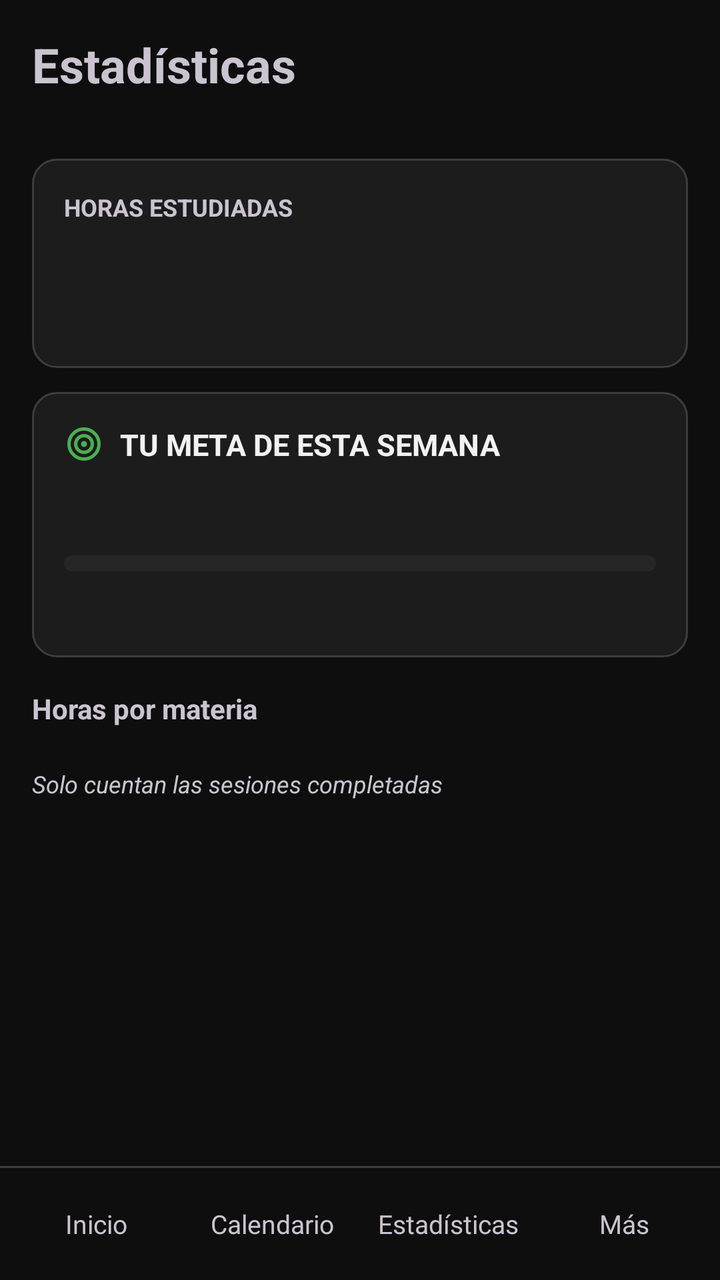
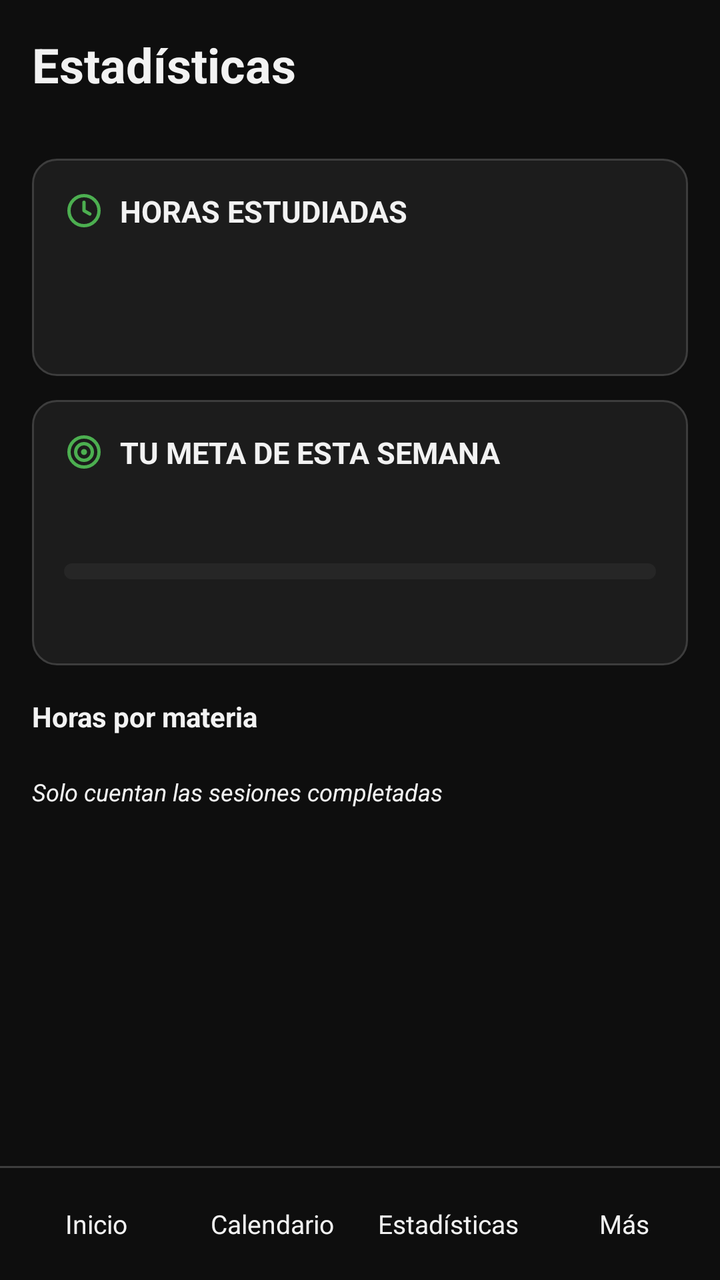

An Android layout rendered at two revisions. The XML below is the earlier revision; the diff shows what the commit changed to produce the second picture.
<!-- AndroidManifest.xml: application theme Theme.AgendaPersonal -->
<!-- res/layout/activity_estadisticas.xml -->
<?xml version="1.0" encoding="utf-8"?>
<LinearLayout xmlns:android="http://schemas.android.com/apk/res/android"
    xmlns:tools="http://schemas.android.com/tools"
    android:id="@+id/main"
    android:layout_width="match_parent"
    android:layout_height="match_parent"
    android:orientation="vertical"
    tools:context=".vista.EstadisticasActivity">

    <ScrollView
        android:layout_width="match_parent"
        android:layout_height="0dp"
        android:layout_weight="1">

        <LinearLayout
            android:layout_width="match_parent"
            android:layout_height="wrap_content"
            android:orientation="vertical"
            android:padding="16dp">

            
            <TextView
                android:layout_width="match_parent"
                android:layout_height="wrap_content"
                android:text="@string/titulo_estadisticas"
                android:textSize="24sp"
                android:textStyle="bold" />

            <TextView
                android:id="@+id/tvSemana"
                android:layout_width="match_parent"
                android:layout_height="wrap_content"
                android:layout_marginBottom="12dp"
                android:textSize="14sp" />

            
            <LinearLayout
                android:layout_width="match_parent"
                android:layout_height="wrap_content"
                android:layout_marginBottom="12dp"
                android:background="@drawable/fondo_tarjeta"
                android:orientation="vertical"
                android:padding="16dp">

                <TextView
                    android:layout_width="match_parent"
                    android:layout_height="wrap_content"
                    android:text="@string/titulo_horas_estudiadas"
                    android:textSize="12sp"
                    android:textStyle="bold" />

                <TextView
                    android:id="@+id/tvTotal"
                    android:layout_width="match_parent"
                    android:layout_height="wrap_content"
                    android:textSize="28sp"
                    android:textStyle="bold" />

                <TextView
                    android:id="@+id/tvVariacion"
                    android:layout_width="match_parent"
                    android:layout_height="wrap_content"
                    android:textSize="14sp" />
            </LinearLayout>

            
            <include layout="@layout/tarjeta_meta" />

            
            <TextView
                android:layout_width="match_parent"
                android:layout_height="wrap_content"
                android:layout_marginTop="16dp"
                android:layout_marginBottom="8dp"
                android:text="@string/titulo_horas_por_materia"
                android:textStyle="bold" />

            
            <LinearLayout
                android:id="@+id/llBarras"
                android:layout_width="match_parent"
                android:layout_height="wrap_content"
                android:orientation="vertical" />

            
            <TextView
                android:id="@+id/tvVacio"
                android:layout_width="match_parent"
                android:layout_height="wrap_content"
                android:gravity="center"
                android:padding="16dp"
                android:text="@string/estadisticas_vacio"
                android:textSize="16sp"
                android:visibility="gone" />

            
            <TextView
                android:layout_width="match_parent"
                android:layout_height="wrap_content"
                android:layout_marginTop="12dp"
                android:text="@string/nota_completadas"
                android:textSize="12sp"
                android:textStyle="italic" />
        </LinearLayout>
    </ScrollView>

    
    <include layout="@layout/menu_inferior" />
</LinearLayout>
<!-- res/layout/tarjeta_meta.xml (included above) -->
<?xml version="1.0" encoding="utf-8"?>
<LinearLayout xmlns:android="http://schemas.android.com/apk/res/android"
    android:id="@+id/tarjetaMeta"
    android:layout_width="match_parent"
    android:layout_height="wrap_content"
    android:background="@drawable/fondo_tarjeta"
    android:orientation="vertical"
    android:padding="16dp">

    
    <TextView
        android:id="@+id/tvTituloMeta"
        style="@style/TituloTarjeta"
        android:drawableStart="@drawable/ic_diana"
        android:text="@string/titulo_meta_semana" />

    
    <TextView
        android:id="@+id/tvProgreso"
        android:layout_width="match_parent"
        android:layout_height="wrap_content"
        android:textSize="28sp"
        android:textStyle="bold" />

    
    <ProgressBar
        android:id="@+id/pbMeta"
        style="?android:attr/progressBarStyleHorizontal"
        android:layout_width="match_parent"
        android:layout_height="8dp"
        android:layout_marginVertical="8dp"
        android:max="100"
        android:maxHeight="8dp"
        android:minHeight="8dp"
        android:progressDrawable="@drawable/barra_progreso" />

    
    <TextView
        android:id="@+id/tvMensajeMeta"
        android:layout_width="match_parent"
        android:layout_height="wrap_content"
        android:textSize="14sp" />
</LinearLayout>
<!-- res/layout/menu_inferior.xml (included above) -->
<?xml version="1.0" encoding="utf-8"?>
<LinearLayout xmlns:android="http://schemas.android.com/apk/res/android"
    android:layout_width="match_parent"
    android:layout_height="wrap_content"
    android:orientation="vertical">

    
    <View
        android:layout_width="match_parent"
        android:layout_height="1dp"
        android:background="@color/menu_linea" />

    
    <LinearLayout
        android:layout_width="match_parent"
        android:layout_height="wrap_content"
        android:orientation="horizontal"
        android:padding="4dp">

        <TextView
            android:id="@+id/menuInicio"
            style="@style/BotonMenu"
            android:text="@string/menu_inicio" />

        <TextView
            android:id="@+id/menuCalendario"
            style="@style/BotonMenu"
            android:text="@string/menu_calendario" />

        <TextView
            android:id="@+id/menuEstadisticas"
            style="@style/BotonMenu"
            android:text="@string/menu_estadisticas" />

        
        <TextView
            android:id="@+id/menuMas"
            style="@style/BotonMenu"
            android:text="@string/menu_mas" />
    </LinearLayout>
</LinearLayout>
<!-- resources referenced by this layout -->
<resources>
  <color name="menu_linea">@color/borde</color>
  <string name="estadisticas_vacio">Aún no hay horas registradas esta semana</string>
  <string name="menu_calendario">Calendario</string>
  <string name="menu_estadisticas">Estadísticas</string>
  <string name="menu_inicio">Inicio</string>
  <string name="menu_mas">Más</string>
  <string name="nota_completadas">Solo cuentan las sesiones completadas</string>
  <string name="titulo_estadisticas">Estadísticas</string>
  <string name="titulo_horas_estudiadas">HORAS ESTUDIADAS</string>
  <string name="titulo_horas_por_materia">Horas por materia</string>
  <string name="titulo_meta_semana">TU META DE ESTA SEMANA</string>
  <style name="Theme.AgendaPersonal" parent="Base.Theme.AgendaPersonal" />
  <color name="borde">#FF3D3D3D</color>
  <color name="tarjeta_alta">#FF262626</color>
  <color name="verde">#FF4CAF50</color>
  <color name="tarjeta">#FF1C1C1C</color>
  <color name="texto">#FFF2F2F2</color>
  <style name="Base.Theme.AgendaPersonal" parent="Theme.Material3.Dark.NoActionBar">
          
          <item name="colorPrimary">@color/verde</item>
          <item name="colorOnPrimary">@color/texto_sobre_verde</item>
          
          <item name="colorPrimaryContainer">@color/verde_oscuro</item>
          <item name="colorOnPrimaryContainer">@color/texto</item>
          
          <item name="colorSecondary">@color/verde</item>
          <item name="colorOnSecondary">@color/texto_sobre_verde</item>
          <item name="colorSecondaryContainer">@color/verde_oscuro</item>
          <item name="colorOnSecondaryContainer">@color/texto</item>
          <item name="colorTertiary">@color/verde</item>
          <item name="colorOnTertiary">@color/texto_sobre_verde</item>
          
          <item name="colorAccent">@color/verde</item>
  
          
          <item name="android:colorBackground">@color/fondo</item>
          <item name="android:windowBackground">@color/fondo</item>
          <item name="colorOnBackground">@color/texto</item>
          
          <item name="colorSurface">@color/fondo</item>
          <item name="colorOnSurface">@color/texto</item>
          <item name="colorSurfaceVariant">@color/tarjeta</item>
          <item name="colorOnSurfaceVariant">@color/texto_secundario</item>
          <item name="colorSurfaceContainerLowest">@color/fondo</item>
          <item name="colorSurfaceContainerLow">@color/tarjeta</item>
          <item name="colorSurfaceContainer">@color/tarjeta</item>
          <item name="colorSurfaceContainerHigh">@color/tarjeta_alta</item>
          <item name="colorSurfaceContainerHighest">@color/tarjeta_alta</item>
          
          <item name="colorOutline">@color/borde</item>
          <item name="colorOutlineVariant">@color/borde</item>
  
          
          <item name="android:textColorPrimary">@color/texto</item>
          <item name="android:textColorSecondary">@color/texto_secundario</item>
          <item name="android:textColorHint">@color/texto_pista</item>
      </style>
  <color name="texto_sobre_verde">#FF0E0E0E</color>
  <color name="verde_oscuro">#FF2E7D32</color>
  <color name="fondo">#FF0E0E0E</color>
  <color name="texto_secundario">#FFB3B3B3</color>
  <color name="texto_pista">#FF808080</color>
  <!-- unchanged entries left out for length: 5 -->
</resources>

<!-- the commit's change to res/layout/activity_estadisticas.xml (unified diff, before → after) -->
@@ -42,17 +42,17 @@
                 android:orientation="vertical"
                 android:padding="16dp">
 
+                
                 <TextView
-                    android:layout_width="match_parent"
-                    android:layout_height="wrap_content"
-                    android:text="@string/titulo_horas_estudiadas"
-                    android:textSize="12sp"
-                    android:textStyle="bold" />
+                    style="@style/TituloTarjeta"
+                    android:drawableStart="@drawable/ic_reloj"
+                    android:text="@string/titulo_horas_estudiadas" />
 
                 <TextView
                     android:id="@+id/tvTotal"
                     android:layout_width="match_parent"
                     android:layout_height="wrap_content"
+                    android:textColor="@color/texto"
                     android:textSize="28sp"
                     android:textStyle="bold" />
 
@@ -129,6 +129,7 @@
         android:id="@+id/tvProgreso"
         android:layout_width="match_parent"
         android:layout_height="wrap_content"
+        android:textColor="@color/texto"
         android:textSize="28sp"
         android:textStyle="bold" />
 
<!-- resource entries referenced after the edit -->
@@ -17,6 +17,27 @@
   <color name="verde">#FF4CAF50</color>
   <color name="tarjeta">#FF1C1C1C</color>
   <color name="texto">#FFF2F2F2</color>
+  <!-- drawable ic_reloj (drawable) -->
+  <?xml version="1.0" encoding="utf-8"?>
+  <vector xmlns:android="http://schemas.android.com/apk/res/android"
+      android:width="20dp"
+      android:height="20dp"
+      android:viewportWidth="24"
+      android:viewportHeight="24">
+  
+      
+      <path
+          android:pathData="M3,12 a9,9 0 1,0 18,0 a9,9 0 1,0 -18,0"
+          android:strokeWidth="2"
+          android:strokeColor="@color/verde" />
+      
+      <path
+          android:pathData="M12,7 L12,12 L15.5,14"
+          android:strokeLineCap="round"
+          android:strokeLineJoin="round"
+          android:strokeWidth="2"
+          android:strokeColor="@color/verde" />
+  </vector>
   <style name="Base.Theme.AgendaPersonal" parent="Theme.Material3.Dark.NoActionBar">
           
           <item name="colorPrimary">@color/verde</item>
@@ -56,6 +77,9 @@
           <item name="android:textColorPrimary">@color/texto</item>
           <item name="android:textColorSecondary">@color/texto_secundario</item>
           <item name="android:textColorHint">@color/texto_pista</item>
+          
+          <item name="android:textColorTertiary">@color/texto</item>
+          <item name="android:textColorPrimaryDisableOnly">@color/texto</item>
       </style>
   <color name="texto_sobre_verde">#FF0E0E0E</color>
   <color name="verde_oscuro">#FF2E7D32</color>
